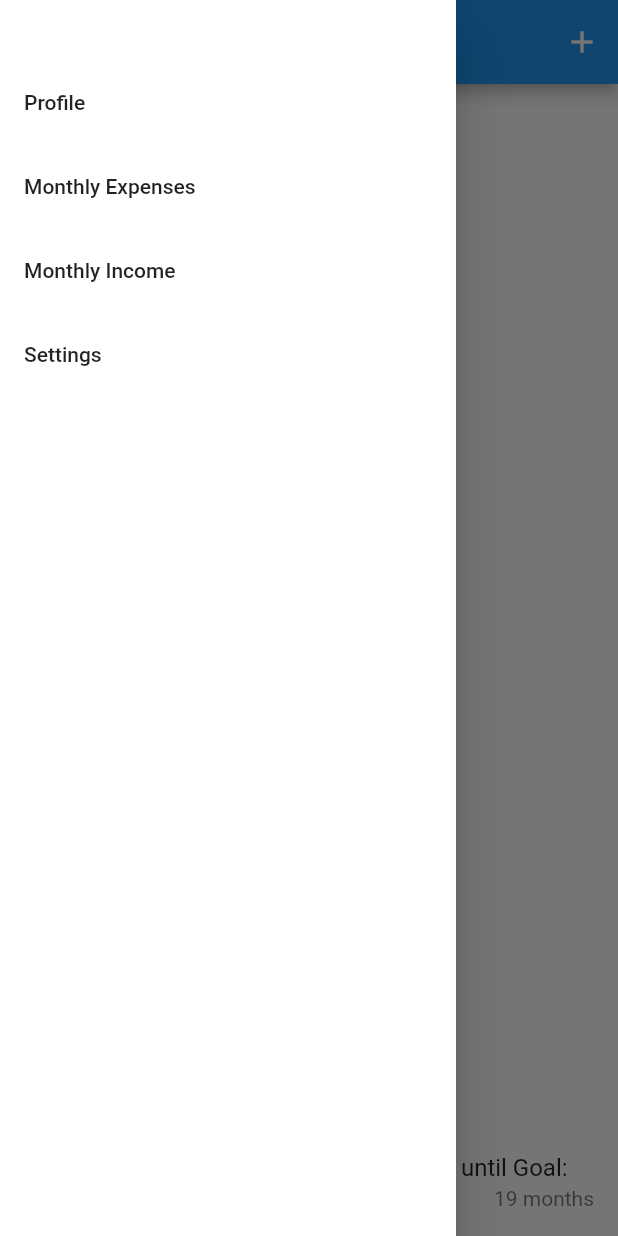
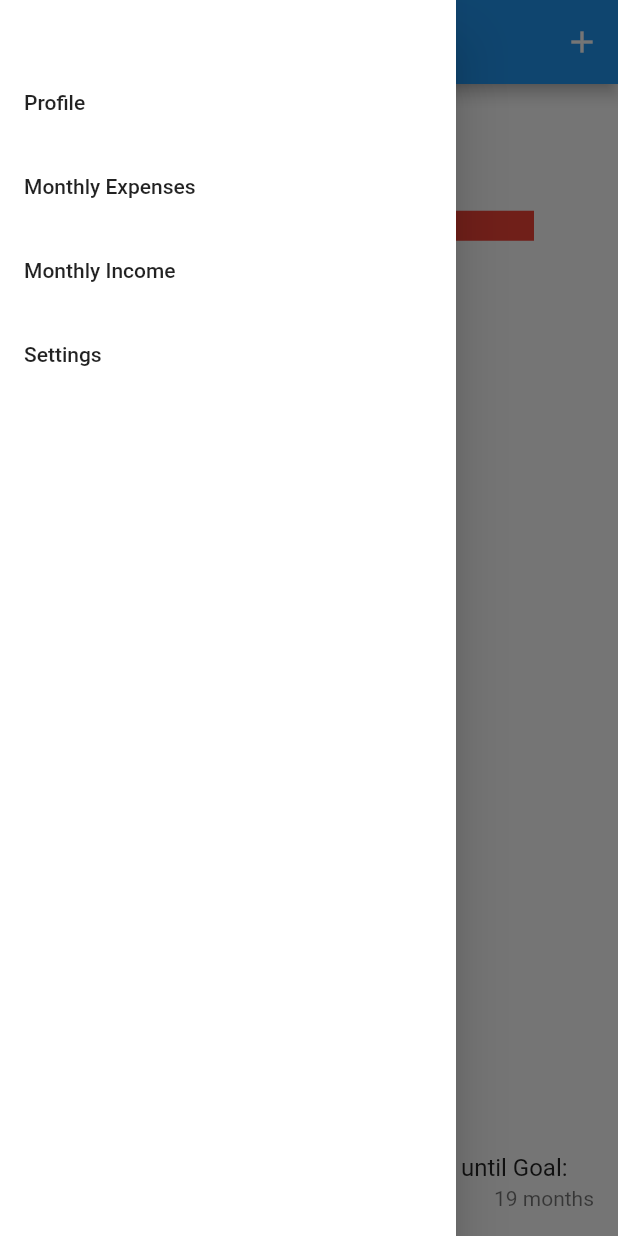
Before and after one commit to AlanConstantino/MoMoney, a Flutter app: the screen it shows after launch, with the side drawer open, on a phone screen of 412 x 824 dp. Run offline on Flutter 3.47's test engine with Material 2 defaults, Android fonts, the phone set to English and light mode, and no system bars; our stand-ins replace sqflite; accounts and stored records are empty.

Commit message:
Dashboard progress bar
Gives the user the sense of where they are in they goal saving process.

```diff
--- a/momoney/lib/pages/dashboard.dart
+++ b/momoney/lib/pages/dashboard.dart
@@ -11,6 +11,7 @@ class _DashboardState extends State<Dashboard> {
   //place holders, just preparing for the database connections
   int monthsLeft = 19;
   double userBalance = 200.00;
+  Animation<Color> progressColor =  AlwaysStoppedAnimation<Color>(Colors.green);
 
   @override
   Widget build(BuildContext context) {
@@ -85,6 +86,30 @@ class _DashboardState extends State<Dashboard> {
           ),
         ),
       ),
+
+
+      body: Container(
+        alignment: Alignment(0,-.75),
+        child: SizedBox(
+          height: 20 ,
+          width: 300,
+        child:LinearProgressIndicator (
+          value: .75 ,
+          backgroundColor: Colors.red,
+          valueColor: progressColor,
+
+        ),
+
+      ) ),
+
+
+
+
+
+
+
+
+
       bottomNavigationBar: Container(
         child: Row(children: <Widget>[
           Expanded(
```
Also changed, not shown: momoney/pubspec.lock.
